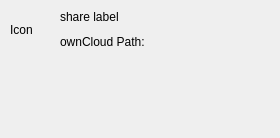
Qt form src/gui/sharedialog.ui (nextcloud/desktop) before a commit.
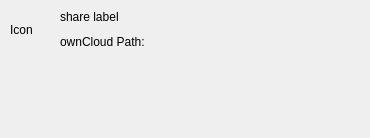
The same form after that commit.

The edit to the form file:
```diff
--- a/src/gui/sharedialog.ui
+++ b/src/gui/sharedialog.ui
@@ -10,27 +10,6 @@
     <height>120</height>
    </rect>
   </property>
-  <property name="sizePolicy">
-   <sizepolicy hsizetype="Fixed" vsizetype="Fixed">
-    <horstretch>0</horstretch>
-    <verstretch>0</verstretch>
-   </sizepolicy>
-  </property>
-  <property name="minimumSize">
-   <size>
-    <width>360</width>
-    <height>120</height>
-   </size>
-  </property>
-  <property name="maximumSize">
-   <size>
-    <width>360</width>
-    <height>16777215</height>
-   </size>
-  </property>
-  <property name="windowTitle">
-   <string>Dialog</string>
-  </property>
   <layout class="QVBoxLayout" name="verticalLayout">
    <property name="spacing">
     <number>10</number>
@@ -52,9 +31,6 @@
    </property>
    <item>
     <layout class="QGridLayout" name="gridLayout" rowstretch="0,0" columnstretch="0,0">
-     <property name="sizeConstraint">
-      <enum>QLayout::SetFixedSize</enum>
-     </property>
      <property name="leftMargin">
       <number>0</number>
      </property>
@@ -77,7 +53,7 @@
        </property>
        <property name="minimumSize">
         <size>
-         <width>210</width>
+         <width>300</width>
          <height>0</height>
         </size>
        </property>
@@ -93,15 +69,9 @@
        <property name="textFormat">
         <enum>Qt::PlainText</enum>
        </property>
-       <property name="alignment">
-        <set>Qt::AlignLeading|Qt::AlignLeft|Qt::AlignVCenter</set>
-       </property>
        <property name="wordWrap">
         <bool>true</bool>
        </property>
-       <property name="indent">
-        <number>0</number>
-       </property>
       </widget>
      </item>
      <item row="0" column="1">
@@ -114,28 +84,19 @@
        </property>
        <property name="minimumSize">
         <size>
-         <width>210</width>
+         <width>300</width>
          <height>0</height>
         </size>
        </property>
-       <property name="lineWidth">
-        <number>0</number>
-       </property>
        <property name="text">
         <string>share label</string>
        </property>
        <property name="textFormat">
         <enum>Qt::PlainText</enum>
        </property>
-       <property name="alignment">
-        <set>Qt::AlignLeading|Qt::AlignLeft|Qt::AlignVCenter</set>
-       </property>
        <property name="wordWrap">
         <bool>true</bool>
        </property>
-       <property name="indent">
-        <number>0</number>
-       </property>
       </widget>
      </item>
      <item row="0" column="0" rowspan="2">
@@ -192,6 +153,14 @@
       <bool>true</bool>
      </property>
      <widget class="QWidget" name="scrollAreaWidgetContents">
+      <property name="geometry">
+       <rect>
+        <x>0</x>
+        <y>0</y>
+        <width>340</width>
+        <height>45</height>
+       </rect>
+      </property>
       <layout class="QVBoxLayout" name="scrollAreaVerticalLayout"/>
      </widget>
     </widget>
```
Left out of the diff: 6 changed lines with no effect on the pictures.
